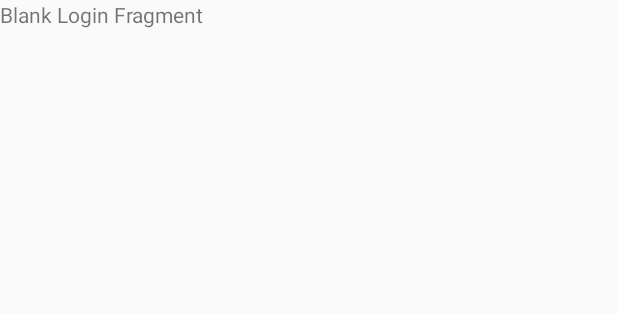
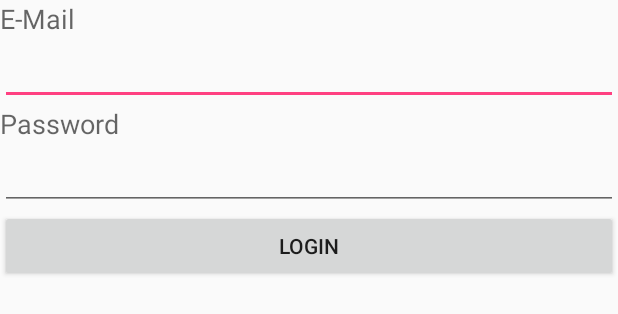
Before and after one commit to celineellenanna/Gadgeothek, an Android app: the layout fragment_login.xml on its own in the app's theme, with its tools: preview values and no code run, on a phone screen of 412 x 824 dp. Shown: the top 314 px of the screen. Run offline under Robolectric (Android 15) with nearby library versions, the phone set to English and light mode, and no system bars.

Commit message:
new branch

```diff
--- a/app/src/main/res/layout/fragment_login.xml
+++ b/app/src/main/res/layout/fragment_login.xml
@@ -3,7 +3,44 @@
     android:layout_height="match_parent" tools:context="coolio.gadgeothek.LoginFragment">
 
     <!-- TODO: Update blank fragment layout -->
-    <TextView android:layout_width="match_parent" android:layout_height="match_parent"
-        android:text="Blank Login Fragment" />
 
+    <LinearLayout
+        android:orientation="vertical"
+        android:layout_width="match_parent"
+        android:layout_height="match_parent">
+
+        <TextView
+            android:layout_width="wrap_content"
+            android:layout_height="wrap_content"
+            android:textAppearance="?android:attr/textAppearanceMedium"
+            android:text="E-Mail"
+            android:id="@+id/mailcaption" />
+
+        <EditText
+            android:layout_width="match_parent"
+            android:layout_height="wrap_content"
+            android:inputType="textEmailAddress"
+            android:ems="10"
+            android:id="@+id/mailInput" />
+
+        <TextView
+            android:layout_width="wrap_content"
+            android:layout_height="wrap_content"
+            android:textAppearance="?android:attr/textAppearanceMedium"
+            android:text="Password"
+            android:id="@+id/passwordcaption" />
+
+        <EditText
+            android:layout_width="match_parent"
+            android:layout_height="wrap_content"
+            android:inputType="textPassword"
+            android:ems="10"
+            android:id="@+id/passwordInput" />
+
+        <Button
+            android:layout_width="match_parent"
+            android:layout_height="wrap_content"
+            android:text="Login"
+            android:id="@+id/loginbutton" />
+    </LinearLayout>
 </FrameLayout>
```
